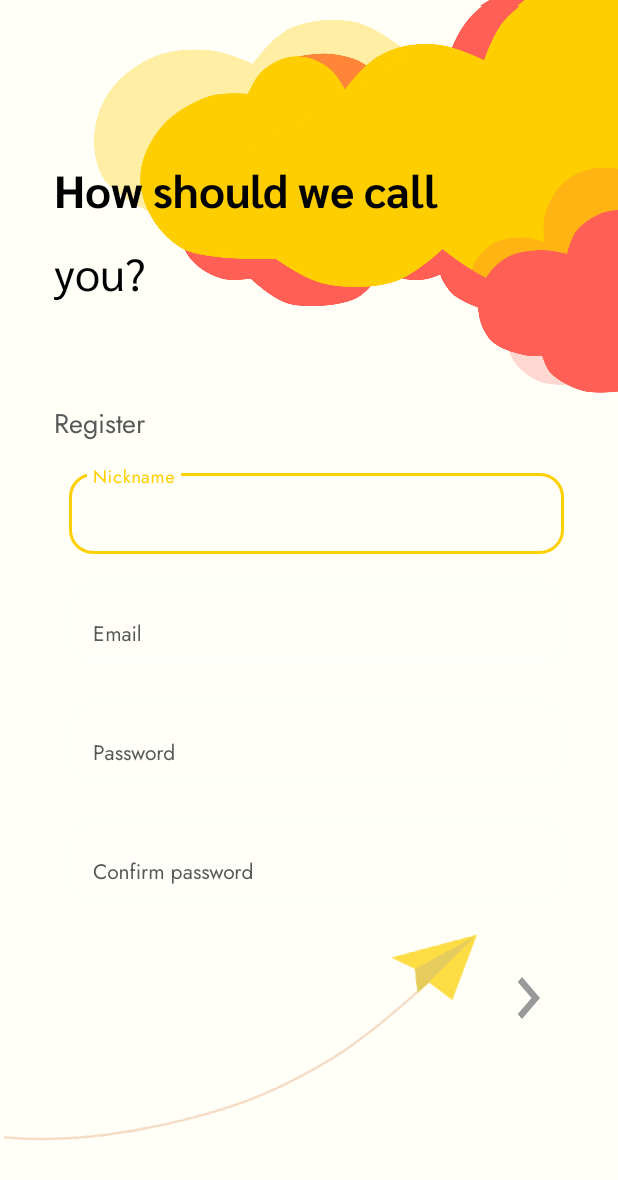
After one commit to StefiNicoara/TravelMate, an Android app: the RegisterActivity screen opened directly, with no data from a screen before it, on a phone screen of 412 x 824 dp. The commit adds this screen. Shown: the top 1180 px of the screen. Run offline under Robolectric (Android 15) with nearby library versions, the phone set to English and light mode, and no system bars.

Commit message:
register And Login Design

```diff
--- a/app/build.gradle
+++ b/app/build.gradle
@@ -39,4 +39,5 @@ dependencies {
     testImplementation 'junit:junit:4.12'
     androidTestImplementation 'androidx.test.ext:junit:1.1.0'
     androidTestImplementation 'androidx.test.espresso:espresso-core:3.1.1'
+    implementation 'com.google.android.material:material:1.0.0'
 }
--- a/app/src/main/AndroidManifest.xml
+++ b/app/src/main/AndroidManifest.xml
@@ -9,6 +9,8 @@
         android:roundIcon="@mipmap/ic_launcher_round"
         android:supportsRtl="true"
         android:theme="@style/AppTheme">
+        <activity android:name=".ui.account.register.RegisterActivity"></activity>
+        <activity android:name=".ui.account.login.LoginActivity" />
         <activity android:name=".ui.splashscreen.SplashScreen">
             <intent-filter>
                 <action android:name="android.intent.action.MAIN" />
@@ -18,7 +20,7 @@
         </activity>
         <activity
             android:name=".MainActivity"
-            android:label="@string/app_name"></activity>
+            android:label="@string/app_name" />
     </application>
 
 </manifest>
--- /dev/null
+++ b/app/src/main/java/com/example/travelmate/ui/account/register/RegisterActivity.kt
@@ -0,0 +1,28 @@
+package com.example.travelmate.ui.account.register
+
+import androidx.appcompat.app.AppCompatActivity
+import android.os.Bundle
+import com.example.travelmate.R
+import com.example.travelmate.utils.ANIMATION_DURATION
+import kotlinx.android.synthetic.main.activity_login.*
+
+class RegisterActivity : AppCompatActivity() {
+
+    override fun onCreate(savedInstanceState: Bundle?) {
+        super.onCreate(savedInstanceState)
+        setContentView(R.layout.activity_register)
+
+        addWelcomeAnimation()
+    }
+
+    private fun addWelcomeAnimation() {
+        val welcome = wbId
+        welcome.animate().alpha(1.0f).setDuration(ANIMATION_DURATION).start()
+
+        val mate = mateId
+        mate.animate().alpha(1.0f).setDuration(ANIMATION_DURATION).setStartDelay(ANIMATION_DURATION).start()
+
+        val plane = planeId
+        plane.animate().alpha(1.0f).setDuration(ANIMATION_DURATION).setStartDelay(2* ANIMATION_DURATION).start()
+    }
+}
--- /dev/null
+++ b/app/src/main/res/drawable/ic_navigate_next.xml
@@ -0,0 +1,10 @@
+<vector xmlns:android="http://schemas.android.com/apk/res/android"
+    android:width="48dp"
+    android:height="56dp"
+    android:tint="#999999"
+    android:viewportWidth="24.0"
+    android:viewportHeight="24.0">
+    <path
+        android:fillColor="#FF000000"
+        android:pathData="M10,6L8.59,7.41 13.17,12l-4.58,4.59L10,18l6,-6z" />
+</vector>
--- a/app/src/main/res/drawable/main_button_round.xml
+++ b/app/src/main/res/drawable/main_button_round.xml
@@ -7,6 +7,10 @@
         <shape android:shape="rectangle">
             <solid android:color="@color/colorPrimary" />
             <corners android:radius="20dp" />
+            <gradient
+                android:angle="270"
+                android:endColor="@color/colorPrimary"
+                android:startColor="@color/colorPrimaryLight" />
         </shape>
     </item>
 </ripple>
--- /dev/null
+++ b/app/src/main/res/layout/activity_register.xml
@@ -0,0 +1,163 @@
+<?xml version="1.0" encoding="utf-8"?>
+
+<ScrollView
+    xmlns:android="http://schemas.android.com/apk/res/android"
+    xmlns:app="http://schemas.android.com/apk/res-auto"
+    xmlns:tools="http://schemas.android.com/tools"
+    android:layout_width="match_parent"
+    android:layout_height="match_parent"
+    >
+<LinearLayout
+    android:layout_width="match_parent"
+    android:layout_height="wrap_content"
+    android:background="@color/mainBackground"
+    android:orientation="vertical"
+    tools:context=".ui.account.login.LoginActivity">
+
+    <RelativeLayout
+        android:layout_width="match_parent"
+        android:layout_height="wrap_content">
+
+        <ImageView
+            android:id="@+id/clouds"
+            android:layout_width="387dp"
+            android:layout_height="269dp"
+            android:layout_alignParentEnd="true"
+            android:background="@drawable/clowds"
+            android:contentDescription="@null" />
+
+        <TextView
+            android:id="@+id/wbId"
+            style="@style/LogoText"
+            android:layout_marginStart="@dimen/large_margin_padding"
+            android:layout_marginTop="100dp"
+            android:alpha="0.0"
+            android:fontFamily="@font/sarabun_bold"
+            android:text="@string/how_should_we_call"
+            android:textColor="@android:color/black" />
+
+        <TextView
+            android:id="@+id/mateId"
+            style="@style/LogoText"
+            android:layout_below="@+id/wbId"
+            android:layout_marginStart="@dimen/large_margin_padding"
+            android:alpha="0.0"
+            android:text="@string/you"
+            android:textColor="@android:color/black" />
+
+    </RelativeLayout>
+
+
+    <TextView
+        style="@style/MainText"
+        android:layout_marginStart="@dimen/large_margin_padding"
+        android:text="@string/register"
+        android:textSize="@dimen/large_text_size" />
+
+    <com.google.android.material.textfield.TextInputLayout
+        style="@style/InputBoxStyle"
+        android:layout_marginStart="@dimen/large_margin_padding"
+        android:layout_marginTop="@dimen/default_text_size"
+        android:layout_marginEnd="@dimen/large_margin_padding"
+        android:hint="@string/nickname"
+        app:boxBackgroundMode="outline"
+        app:boxCornerRadiusBottomEnd="16dp"
+        app:boxCornerRadiusBottomStart="16dp"
+        app:boxCornerRadiusTopEnd="16dp"
+        app:boxCornerRadiusTopStart="16dp">
+
+        <com.google.android.material.textfield.TextInputEditText
+            android:id="@+id/nicknameId"
+            style="@style/MainText"
+            android:inputType="text" />
+
+    </com.google.android.material.textfield.TextInputLayout>
+
+
+    <com.google.android.material.textfield.TextInputLayout
+        style="@style/InputBoxStyle"
+        android:layout_marginStart="@dimen/large_margin_padding"
+        android:layout_marginTop="@dimen/default_text_size"
+        android:layout_marginEnd="@dimen/large_margin_padding"
+        android:hint="@string/email"
+        app:boxBackgroundMode="outline"
+        app:boxCornerRadiusBottomEnd="16dp"
+        app:boxCornerRadiusBottomStart="16dp"
+        app:boxCornerRadiusTopEnd="16dp"
+        app:boxCornerRadiusTopStart="16dp">
+
+        <com.google.android.material.textfield.TextInputEditText
+            android:id="@+id/emailId"
+            style="@style/MainText"
+            android:inputType="text" />
+
+    </com.google.android.material.textfield.TextInputLayout>
+
+
+    <com.google.android.material.textfield.TextInputLayout
+        style="@style/InputBoxStyle"
+        android:layout_marginStart="@dimen/large_margin_padding"
+        android:layout_marginTop="@dimen/default_margin_padding"
+        android:layout_marginEnd="@dimen/large_margin_padding"
+        android:hint="@string/password"
+        app:boxBackgroundMode="outline"
+        app:boxCornerRadiusBottomEnd="16dp"
+        app:boxCornerRadiusBottomStart="16dp"
+        app:boxCornerRadiusTopEnd="16dp"
+        app:boxCornerRadiusTopStart="16dp">
+
+        <com.google.android.material.textfield.TextInputEditText
+            android:id="@+id/passwordId"
+            style="@style/MainText"
+            android:inputType="textPassword" />
+
+    </com.google.android.material.textfield.TextInputLayout>
+
+    <com.google.android.material.textfield.TextInputLayout
+        style="@style/InputBoxStyle"
+        android:layout_marginStart="@dimen/large_margin_padding"
+        android:layout_marginTop="@dimen/default_margin_padding"
+        android:layout_marginEnd="@dimen/large_margin_padding"
+        android:hint="@string/confirm_password"
+        app:boxBackgroundMode="outline"
+        app:boxCornerRadiusBottomEnd="16dp"
+        app:boxCornerRadiusBottomStart="16dp"
+        app:boxCornerRadiusTopEnd="16dp"
+        app:boxCornerRadiusTopStart="16dp">
+
+        <com.google.android.material.textfield.TextInputEditText
+            android:id="@+id/confirmPasswordId"
+            style="@style/MainText"
+            android:inputType="textPassword" />
+
+    </com.google.android.material.textfield.TextInputLayout>
+
+
+    <RelativeLayout
+        android:layout_width="match_parent"
+        android:layout_height="wrap_content"
+        android:orientation="horizontal">
+
+    <ImageView
+        android:id="@+id/planeId"
+        android:layout_width="match_parent"
+        android:layout_height="177dp"
+        android:alpha="0.0"
+        android:background="@drawable/plane_no_loop"
+        android:contentDescription="@null"
+        android:rotation="-10"
+        android:layout_marginTop="@dimen/large_margin_padding"/>
+
+    <ImageView
+        android:layout_width="wrap_content"
+        android:layout_height="wrap_content"
+        android:layout_alignParentEnd="true"
+        android:layout_margin="@dimen/large_margin_padding"
+        android:background="@drawable/ic_navigate_next"
+        android:contentDescription="@null" />
+    </RelativeLayout>
+
+
+</LinearLayout>
+
+</ScrollView>
--- a/app/src/main/res/layout/activity_splash_screen.xml
+++ b/app/src/main/res/layout/activity_splash_screen.xml
@@ -78,6 +78,7 @@
             android:text="@string/don_t_have_an_account" />
 
         <TextView
+            android:id="@+id/singUpButton"
             style="@style/MainText"
             android:layout_width="wrap_content"
             android:text="@string/sign_up"
--- a/app/src/main/res/values/colors.xml
+++ b/app/src/main/res/values/colors.xml
@@ -3,6 +3,7 @@
     <color name="colorPrimary">#FFD001</color>
     <color name="colorPrimaryDark">#F0B701</color>
     <color name="colorPrimaryLight">#FFDF87</color>
+    <color name="colorPrimaryMediumLight">#FCD023</color>
     <color name="colorAccent">#FF5F54</color>
     <color name="colorAccentDark">#DC524B</color>
     <color name="colorAccentLight">#FF8B85</color>
--- a/app/src/main/res/values/dimens.xml
+++ b/app/src/main/res/values/dimens.xml
@@ -7,4 +7,6 @@
     <dimen name="large_margin_padding">36dp</dimen>
     <dimen name="default_button_height">35dp</dimen>
     <dimen name="small_space_margin">5dp</dimen>
+    <dimen name="default_text_size">14sp</dimen>
+    <dimen name="large_text_size">18sp</dimen>
 </resources>
--- a/app/src/main/res/values/strings.xml
+++ b/app/src/main/res/values/strings.xml
@@ -10,4 +10,15 @@
     <string name="travel">Travel</string>
     <string name="mate">Mate</string>
     <string name="motto">Let our adventure begin.</string>
+    <string name="email">Email</string>
+    <string name="forgot_password">Forgot password?</string>
+    <string name="wellcome_back">Welcome back,</string>
+    <string name="mate_lowercase">mate!</string>
+    <string name="sign_in">Sign in</string>
+    <string name="password">Password</string>
+    <string name="how_should_we_call">How should we call</string>
+    <string name="you">you?</string>
+    <string name="register">Register</string>
+    <string name="nickname">Nickname</string>
+    <string name="confirm_password">Confirm password</string>
 </resources>
--- a/app/src/main/res/values/styles.xml
+++ b/app/src/main/res/values/styles.xml
@@ -54,7 +54,14 @@
         <item name="android:textSize">30sp</item>
         <item name="android:textColor">@color/mainTextColor</item>
         <item name="android:textAlignment">center</item>
+    </style>
 
+
+    <style name="InputBoxStyle">
+        <item name="android:layout_width">match_parent</item>
+        <item name="android:layout_height">wrap_content</item>
+        <item name="android:textColorHint">@color/mainTextColor</item>
+        <item name="android:paddingStart">10dp</item>
     </style>
 
 </resources>
```
Also changed, not shown: app/src/main/java/com/example/travelmate/ui/account/login/LoginActivity.kt (added, +29 -0 lines), app/src/main/java/com/example/travelmate/ui/splashscreen/SplashScreen.kt (+23 -0 lines), app/src/main/res/layout/activity_login.xml (added, +119 -0 lines), app/src/main/res/drawable/clowds.png (added), app/src/main/res/drawable/plane_no_loop.png (added), app/src/main/res/drawable/plane_with_loop.png (added), app/src/main/res/drawable/simple_fox_splashscreen.png (deleted), app/src/main/res/drawable/simple_paper_plane.png (deleted), app/src/main/res/drawable/simple_paper_plane_cropped.png (deleted).
